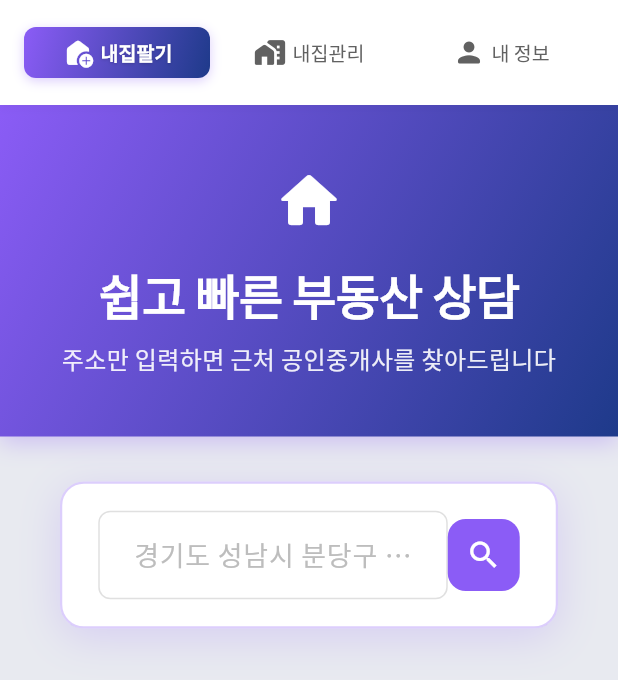
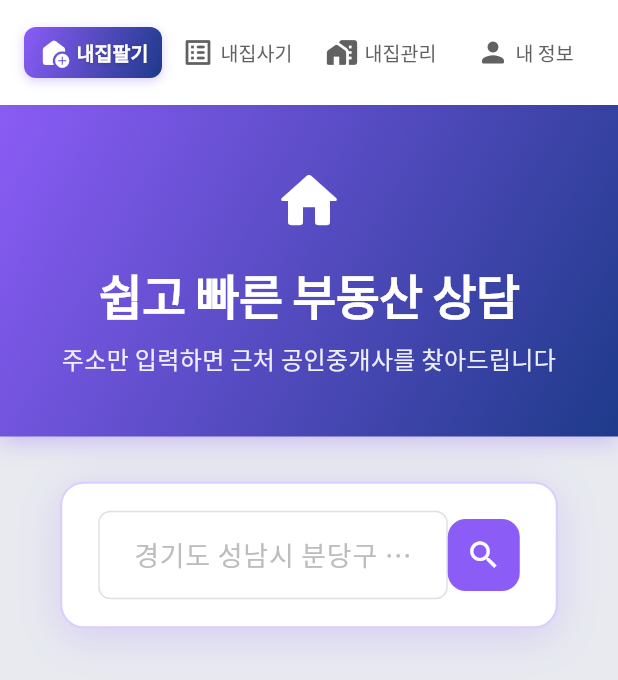
Before and after one commit to goldepond/TESTHOME, a Flutter app: the screen it shows after launch, on a phone screen of 412 x 824 dp. Shown: the top 680 px of the screen. Run offline on Flutter 3.47's test engine with Material 3 defaults, Android fonts, the phone set to English and light mode, and no system bars; our stand-ins replace cloud_firestore, file_picker, firebase_auth, firebase_core, fl_chart, geocoding and 3 more; missing offline and left inert: encrypt, flutter_naver_map, pointycastle; accounts and stored records are empty.

```diff
--- a/lib/screens/main_page.dart
+++ b/lib/screens/main_page.dart
@@ -2,6 +2,7 @@ import 'package:flutter/material.dart';
 import 'package:property/constants/app_constants.dart';
 import 'package:property/api_request/firebase_service.dart';
 import 'home_page.dart';
+import 'propertySale/house_market_page.dart'; // 내집사기 페이지
 import 'userInfo/personal_info_page.dart';
 import 'propertyMgmt/house_management_page.dart';
 import 'login_page.dart';
@@ -38,6 +39,7 @@ class _MainPageState extends State<MainPage> {
   void _initializePages() {
     _pages = [
       HomePage(userId: widget.userId, userName: widget.userName), // 내집팔기
+      HouseMarketPage(userName: widget.userName), // 내집사기
       HouseManagementPage(
         userId: widget.userId,
         userName: widget.userName,
@@ -112,9 +114,11 @@ class _MainPageState extends State<MainPage> {
       children: [
         Expanded(child: _buildNavButton('내집팔기', 0, Icons.add_home_rounded, isMobile: true)),
         const SizedBox(width: 4),
-        Expanded(child: _buildNavButton('내집관리', 1, Icons.home_work_rounded, isMobile: true)),
+        Expanded(child: _buildNavButton('내집사기', 1, Icons.list_alt_rounded, isMobile: true)),
         const SizedBox(width: 4),
-        Expanded(child: _buildNavButton('내 정보', 2, Icons.person_rounded, isMobile: true)),
+        Expanded(child: _buildNavButton('내집관리', 2, Icons.home_work_rounded, isMobile: true)),
+        const SizedBox(width: 4),
+        Expanded(child: _buildNavButton('내 정보', 3, Icons.person_rounded, isMobile: true)),
       ],
     );
   }
@@ -142,9 +146,11 @@ class _MainPageState extends State<MainPage> {
             children: [
               Flexible(child: _buildNavButton('내집팔기', 0, Icons.add_home_rounded)),
               const SizedBox(width: 4),
-              Flexible(child: _buildNavButton('내집관리', 1, Icons.home_work_rounded)),
+              Flexible(child: _buildNavButton('내집사기', 1, Icons.list_alt_rounded)),
               const SizedBox(width: 4),
-              Flexible(child: _buildNavButton('내 정보', 2, Icons.person_rounded)),
+              Flexible(child: _buildNavButton('내집관리', 2, Icons.home_work_rounded)),
+              const SizedBox(width: 4),
+              Flexible(child: _buildNavButton('내 정보', 3, Icons.person_rounded)),
             ],
           ),
         ),
@@ -286,8 +292,8 @@ class _MainPageState extends State<MainPage> {
 
     return InkWell(
       onTap: () {
-        // 로그인이 필요한 페이지 (현재 탭 구성: 0=내집팔기, 1=내집관리, 2=내 정보)
-        if (!isLoggedIn && index >= 1) {
+        // 로그인이 필요한 페이지 (현재 탭 구성: 0=내집팔기, 1=내집사기, 2=내집관리, 3=내 정보)
+        if (!isLoggedIn && index >= 2) { // 내집관리, 내 정보만 로그인 필요
           ScaffoldMessenger.of(context).showSnackBar(
             const SnackBar(
               content: Text('로그인이 필요한 서비스입니다.'),
```
